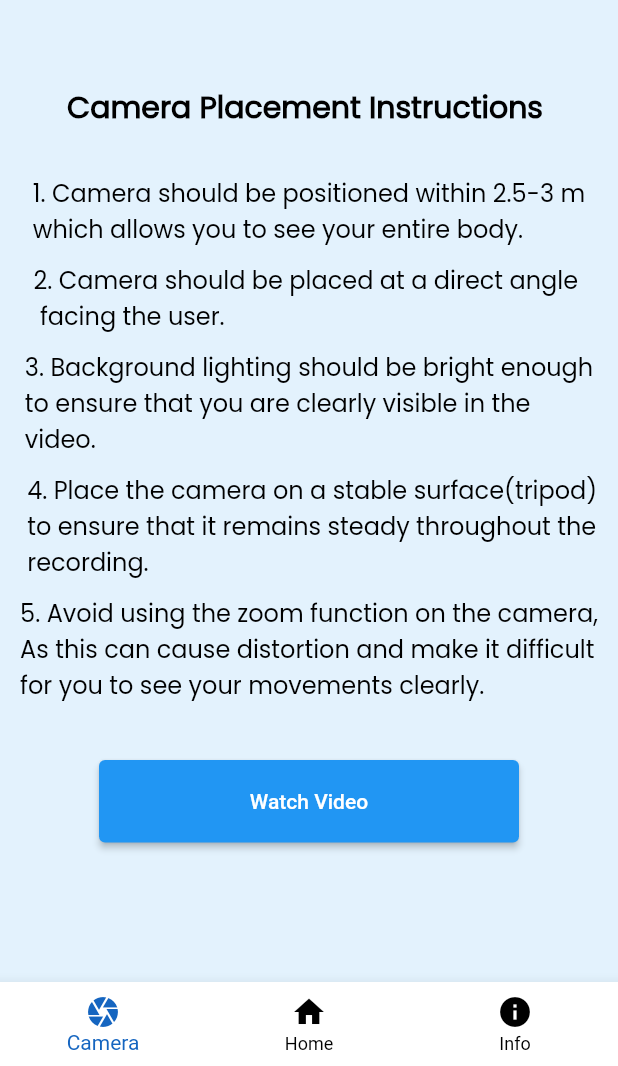
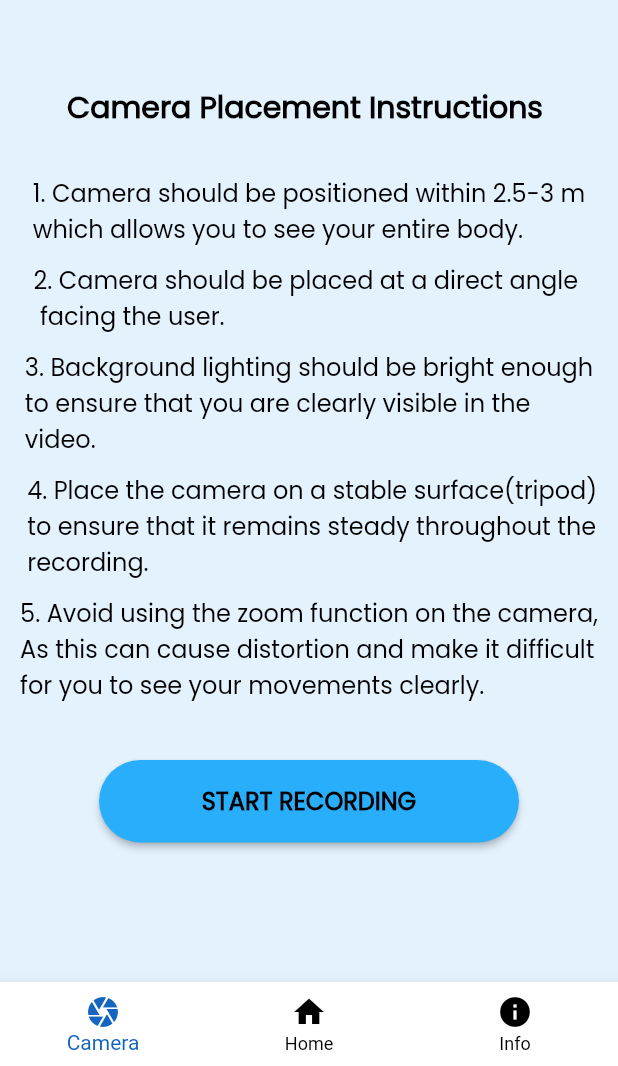
Before and after one commit to MrRevengerX/WheelSup, a Flutter app: the MyCameraPage screen opened directly, on a phone screen of 412 x 824 dp, the part 170-1236 px from its top. Run offline on Flutter 3.47's test engine with Material 2 defaults, Android fonts, the light colour scheme and no system bars; our stand-ins replace camera, device_preview, file_picker, getwidget, hexcolor, video_player.

Commit message:
Added Recording Function

```diff
--- a/client/WheelSup App/lib/screens/CameraPage.dart
+++ b/client/WheelSup App/lib/screens/CameraPage.dart
@@ -1,6 +1,6 @@
 import 'package:flutter/material.dart';
 import 'package:hexcolor/hexcolor.dart';
-import 'Camera.dart';
+import 'package:summary_page/screens/Camera.dart';
 import 'HomePage.dart';
 import 'InfoPage.dart';
 import 'SummaryPage.dart';
@@ -156,17 +156,26 @@ class _MyCameraPageState extends State<MyCameraPage> {
                         Navigator.push(
                           context,
                           MaterialPageRoute(
-                              builder: (context) => const Camera()),
+                              builder: (context) => const Camera()
+                          )
                         );
                       },
                       style: ElevatedButton.styleFrom(
-                        foregroundColor: Colors.white,
-                        backgroundColor: Colors.blue,
-                        // text color
-                        padding: const EdgeInsets.symmetric(
-                            horizontal: 16, vertical: 8), // button padding
+                        backgroundColor: Color.fromRGBO(40, 174, 250, 1.0),
+                        foregroundColor: Colors.black,
+                        shape: RoundedRectangleBorder(
+                          borderRadius: BorderRadius.circular(30),
+                        ),
                       ),
-                      child: const Text('Watch Video'),
+                      child: const Text(
+                        "START RECORDING",
+                        style: TextStyle(
+                          fontWeight: FontWeight.w700,
+                          fontFamily: "Poppins",
+                          fontSize: 16,
+                        ),
+                        textAlign: TextAlign.left,
+                      ),
                     ),
                   ),
                 ]),
--- a/client/WheelSup App/lib/screens/InfoPage.dart
+++ b/client/WheelSup App/lib/screens/InfoPage.dart
@@ -1,6 +1,7 @@
 import 'package:flutter/material.dart';
 import 'package:hexcolor/hexcolor.dart';
 
+import 'Camera.dart';
 import 'CameraPage.dart';
 import 'HomePage.dart';
 
@@ -44,6 +45,7 @@ class _InfoPageState extends State<InfoPage> {
         break;
     }
   }
+
 
   @override
   Widget build(BuildContext context) {
```
Also changed, not shown: client/WheelSup App/lib/screens/Camera.dart (+45 -7 lines), 1 other file.
